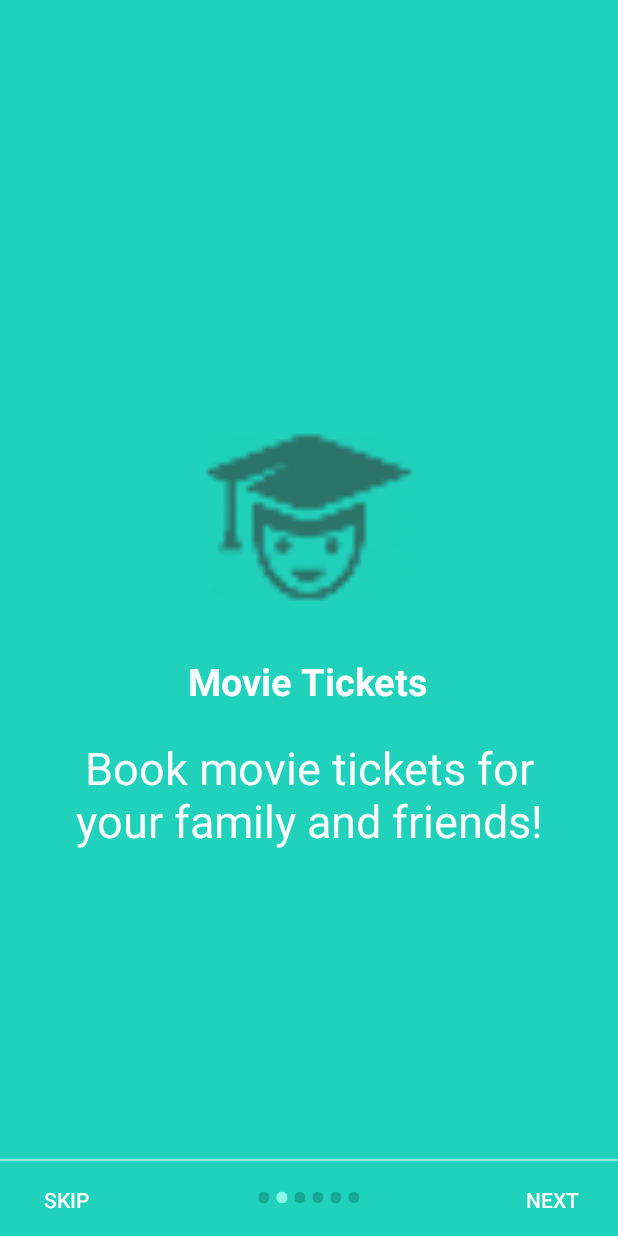
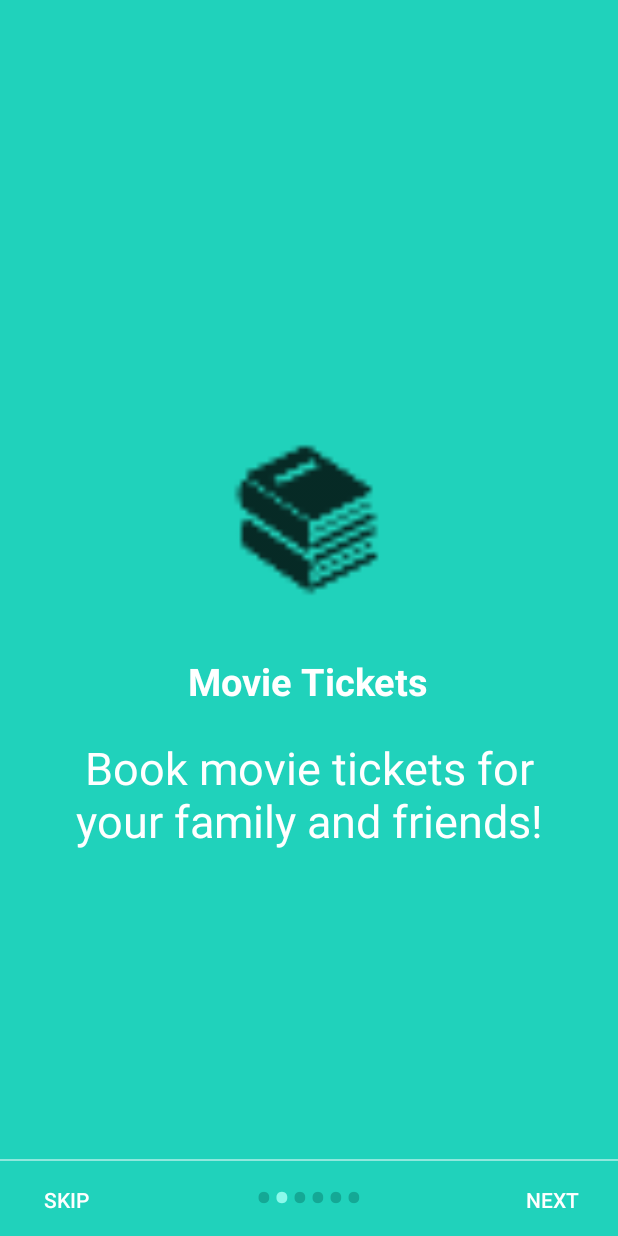
Before and after one commit to prasanna189/AcademicCompanion, an Android app: the screen it shows after launch (WelcomeActivity), after a tap on "NEXT", on a phone screen of 412 x 824 dp. Run offline under Robolectric (Android 15) with nearby library versions, the light colour scheme and no system bars.

Commit message:
new subjects icon

```diff
--- a/app/src/main/res/layout/activity_screen2.xml
+++ b/app/src/main/res/layout/activity_screen2.xml
@@ -14,7 +14,7 @@
         <ImageView
             android:layout_width="@dimen/img_width_height"
             android:layout_height="@dimen/img_width_height"
-            android:src="@drawable/main_app_icon" />
+            android:src="@drawable/subjects_icon1"/>
 
         <TextView
             android:layout_width="wrap_content"
```
